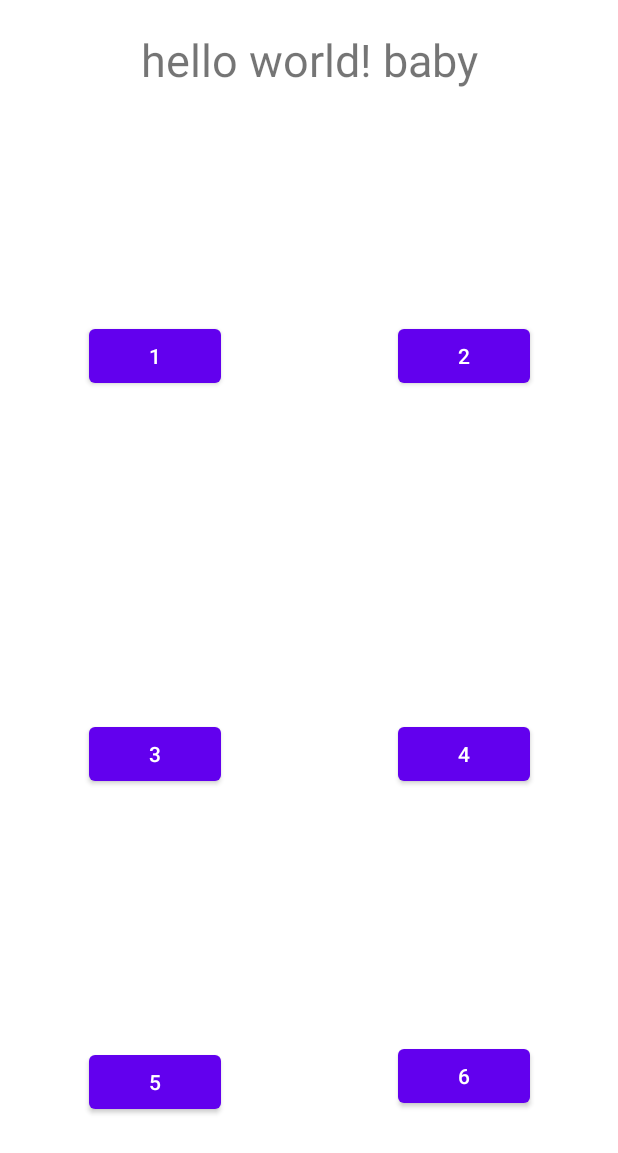
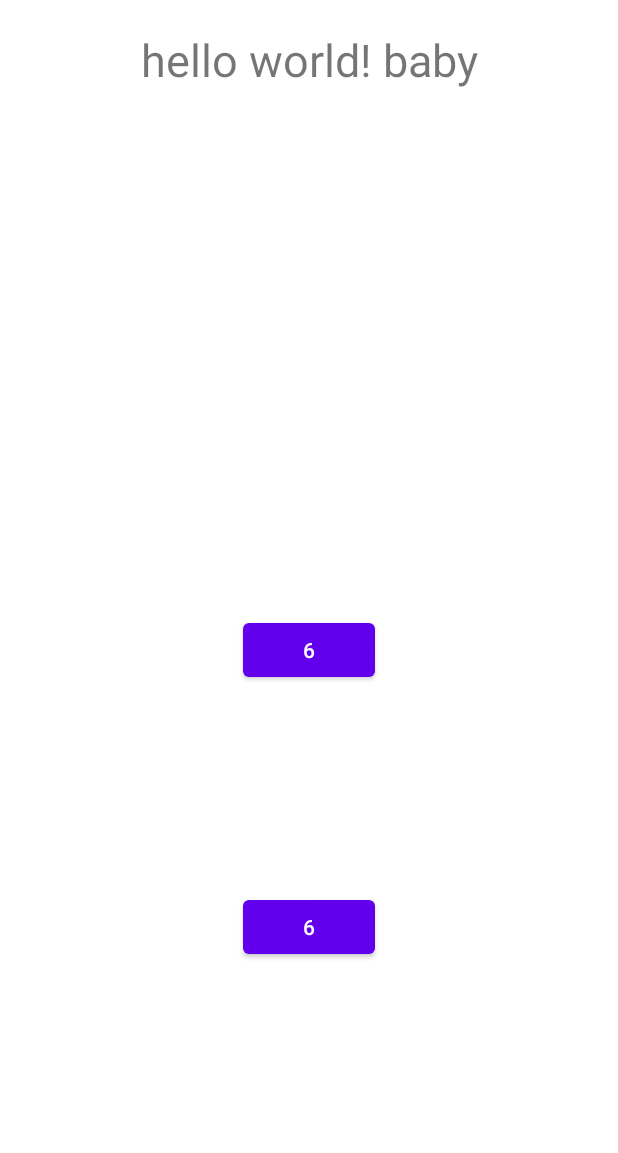
Before and after one commit to zhllm/android_news, an Android app: the layout activity_main.xml on its own in the app's theme, with its tools: preview values and no code run, on a phone screen of 412 x 824 dp. Shown: the top 1153 px of the screen. Run offline under Robolectric (Android 15) with nearby library versions, the phone set to English and light mode, and no system bars.

```diff
--- a/app/build.gradle
+++ b/app/build.gradle
@@ -36,4 +36,5 @@ dependencies {
     testImplementation 'junit:junit:4.+'
     androidTestImplementation 'androidx.test.ext:junit:1.1.1'
     androidTestImplementation 'androidx.test.espresso:espresso-core:3.2.0'
+    implementation 'androidx.lifecycle:lifecycle-extensions:2.2.0'
 }
--- a/app/src/main/java/com/beyourself/android_news/MainActivity.java
+++ b/app/src/main/java/com/beyourself/android_news/MainActivity.java
@@ -2,6 +2,7 @@ package com.beyourself.android_news;
 
 import androidx.annotation.NonNull;
 import androidx.appcompat.app.AppCompatActivity;
+import androidx.lifecycle.ViewModelProvider;
 
 import android.os.Bundle;
 import android.view.View;
@@ -9,29 +10,36 @@ import android.widget.Button;
 import android.widget.TextView;
 
 public class MainActivity extends AppCompatActivity {
-    Button button2;
+    MyViewModel myViewModel;
     TextView textView;
-    String Tag = "myLog";
+    Button button1, button2;
 
 
     @Override
     protected void onCreate(Bundle savedInstanceState) {
         super.onCreate(savedInstanceState);
         setContentView(R.layout.activity_main);
+
+        myViewModel =
+                new ViewModelProvider(this, new ViewModelProvider.NewInstanceFactory())
+                        .get(MyViewModel.class);
+
         textView = findViewById(R.id.textView);
-        button2 = findViewById(R.id.button2);
-
-        if (savedInstanceState != null) {
-            String value = savedInstanceState.getString("Key");
-            textView.setText(value);
-        }
-
-
-
+        button1 = findViewById(R.id.button);
+        button2 = findViewById(R.id.button6);
+        textView.setText(String.valueOf(myViewModel.number));
+        button1.setOnClickListener(new View.OnClickListener() {
+            @Override
+            public void onClick(View v) {
+                myViewModel.number ++;
+                textView.setText(String.valueOf(myViewModel.number));
+            }
+        });
         button2.setOnClickListener(new View.OnClickListener() {
             @Override
             public void onClick(View v) {
-                textView.setText(R.string.btn2);
+                myViewModel.number += 2;
+                textView.setText(String.valueOf(myViewModel.number));
             }
         });
     }
@@ -39,6 +47,5 @@ public class MainActivity extends AppCompatActivity {
     @Override
     protected void onSaveInstanceState(@NonNull Bundle outState) {
         super.onSaveInstanceState(outState);
-        outState.putString("Key", textView.getText().toString());
     }
 }
--- /dev/null
+++ b/app/src/main/java/com/beyourself/android_news/MyViewModel.java
@@ -0,0 +1,7 @@
+package com.beyourself.android_news;
+
+import androidx.lifecycle.ViewModel;
+
+public class MyViewModel extends ViewModel {
+    public int number = 0;
+}
--- a/app/src/main/res/layout-land/activity_main.xml
+++ b/app/src/main/res/layout-land/activity_main.xml
@@ -13,80 +13,29 @@
         android:orientation="horizontal"
         app:layout_constraintGuide_percent="0.48" />
 
-    <androidx.constraintlayout.widget.Guideline
-        android:id="@+id/guideline4"
+    <Button
+        android:id="@+id/button6"
         android:layout_width="wrap_content"
         android:layout_height="wrap_content"
-        android:orientation="horizontal"
-        app:layout_constraintGuide_percent="0.74" />
-
-    <androidx.constraintlayout.widget.Guideline
-        android:id="@+id/guideline9"
-        android:layout_width="wrap_content"
-        android:layout_height="wrap_content"
-        android:orientation="vertical"
-        app:layout_constraintGuide_percent="0.33" />
+        android:layout_marginBottom="36dp"
+        android:text="@string/btn6"
+        app:layout_constraintBottom_toBottomOf="parent"
+        app:layout_constraintEnd_toEndOf="parent"
+        app:layout_constraintStart_toStartOf="parent"
+        app:layout_constraintTop_toTopOf="@+id/guideline" />
 
     <Button
         android:id="@+id/button"
         android:layout_width="wrap_content"
         android:layout_height="wrap_content"
-        android:text="@string/btn1"
-        app:layout_constraintBottom_toTopOf="@+id/guideline3"
-        app:layout_constraintEnd_toStartOf="@+id/guideline9"
-        app:layout_constraintStart_toStartOf="parent"
-        app:layout_constraintTop_toTopOf="@+id/guideline" />
-
-    <Button
-        android:id="@+id/button2"
-        android:layout_width="wrap_content"
-        android:layout_height="wrap_content"
-        android:text="@string/btn2"
-        app:layout_constraintBottom_toTopOf="@+id/guideline3"
-        app:layout_constraintEnd_toEndOf="parent"
-        app:layout_constraintStart_toStartOf="@+id/guideline2"
-        app:layout_constraintTop_toTopOf="@+id/guideline" />
-
-    <Button
-        android:id="@+id/button3"
-        android:layout_width="wrap_content"
-        android:layout_height="wrap_content"
-        android:text="@string/btn3"
-        app:layout_constraintBottom_toTopOf="@+id/guideline4"
-        app:layout_constraintEnd_toStartOf="@+id/guideline9"
-        app:layout_constraintStart_toStartOf="parent"
-        app:layout_constraintTop_toTopOf="@+id/guideline3" />
-
-    <Button
-        android:id="@+id/button4"
-        android:layout_width="wrap_content"
-        android:layout_height="wrap_content"
-        android:text="@string/btn4"
-        app:layout_constraintBottom_toTopOf="@+id/guideline4"
-        app:layout_constraintEnd_toEndOf="parent"
-        app:layout_constraintStart_toStartOf="@+id/guideline2"
-        app:layout_constraintTop_toTopOf="@+id/guideline3" />
-
-    <Button
-        android:id="@+id/button5"
-        android:layout_width="wrap_content"
-        android:layout_height="wrap_content"
-        android:layout_marginTop="8dp"
-        android:text="@string/btn5"
-        app:layout_constraintBottom_toBottomOf="parent"
-        app:layout_constraintEnd_toStartOf="@+id/guideline9"
-        app:layout_constraintStart_toStartOf="parent"
-        app:layout_constraintTop_toTopOf="@+id/guideline4" />
-
-    <Button
-        android:id="@+id/button6"
-        android:layout_width="wrap_content"
-        android:layout_height="wrap_content"
+        android:layout_marginBottom="36dp"
         android:text="@string/btn6"
         app:layout_constraintBottom_toBottomOf="parent"
         app:layout_constraintEnd_toEndOf="parent"
-        app:layout_constraintStart_toStartOf="@+id/guideline2"
-        app:layout_constraintTop_toTopOf="@+id/guideline4" />
+        app:layout_constraintHorizontal_bias="0.501"
+        app:layout_constraintStart_toStartOf="parent"
+        app:layout_constraintTop_toTopOf="@+id/guideline"
+        app:layout_constraintVertical_bias="0.779" />
 
     <androidx.constraintlayout.widget.Guideline
         android:id="@+id/guideline"
@@ -106,41 +55,4 @@
         app:layout_constraintStart_toStartOf="parent"
         app:layout_constraintTop_toTopOf="parent" />
 
-    <androidx.constraintlayout.widget.Guideline
-        android:id="@+id/guideline2"
-        android:layout_width="wrap_content"
-        android:layout_height="wrap_content"
-        android:orientation="vertical"
-        app:layout_constraintGuide_percent="0.66" />
-
-    <Button
-        android:id="@+id/button7"
-        android:layout_width="wrap_content"
-        android:layout_height="wrap_content"
-        android:text="@string/btn7"
-        app:layout_constraintBottom_toTopOf="@+id/guideline3"
-        app:layout_constraintEnd_toStartOf="@+id/guideline2"
-        app:layout_constraintStart_toStartOf="@+id/guideline9"
-        app:layout_constraintTop_toTopOf="@+id/guideline" />
-
-    <Button
-        android:id="@+id/button8"
-        android:layout_width="wrap_content"
-        android:layout_height="wrap_content"
-        android:text="@string/btn8"
-        app:layout_constraintBottom_toTopOf="@+id/guideline4"
-        app:layout_constraintEnd_toStartOf="@+id/guideline2"
-        app:layout_constraintStart_toStartOf="@+id/guideline9"
-        app:layout_constraintTop_toTopOf="@+id/guideline3" />
-
-    <Button
-        android:id="@+id/button9"
-        android:layout_width="wrap_content"
-        android:layout_height="wrap_content"
-        android:text="@string/btn9"
-        app:layout_constraintBottom_toBottomOf="parent"
-        app:layout_constraintEnd_toStartOf="@+id/guideline2"
-        app:layout_constraintStart_toStartOf="@+id/guideline9"
-        app:layout_constraintTop_toTopOf="@+id/guideline4" />
-
 </androidx.constraintlayout.widget.ConstraintLayout>
--- a/app/src/main/res/layout/activity_main.xml
+++ b/app/src/main/res/layout/activity_main.xml
@@ -13,80 +13,29 @@
         android:orientation="horizontal"
         app:layout_constraintGuide_percent="0.48" />
 
-    <androidx.constraintlayout.widget.Guideline
-        android:id="@+id/guideline4"
+    <Button
+        android:id="@+id/button6"
         android:layout_width="wrap_content"
         android:layout_height="wrap_content"
-        android:orientation="horizontal"
-        app:layout_constraintGuide_percent="0.74" />
-
-    <androidx.constraintlayout.widget.Guideline
-        android:id="@+id/guideline9"
-        android:layout_width="wrap_content"
-        android:layout_height="wrap_content"
-        android:orientation="vertical"
-        app:layout_constraintGuide_percent="0.5" />
+        android:layout_marginBottom="36dp"
+        android:text="@string/btn6"
+        app:layout_constraintBottom_toBottomOf="parent"
+        app:layout_constraintEnd_toEndOf="parent"
+        app:layout_constraintStart_toStartOf="parent"
+        app:layout_constraintTop_toTopOf="@+id/guideline" />
 
     <Button
         android:id="@+id/button"
         android:layout_width="wrap_content"
         android:layout_height="wrap_content"
-        android:text="@string/btn1"
-        app:layout_constraintBottom_toTopOf="@+id/guideline3"
-        app:layout_constraintEnd_toStartOf="@+id/guideline9"
-        app:layout_constraintStart_toStartOf="parent"
-        app:layout_constraintTop_toTopOf="@+id/guideline" />
-
-    <Button
-        android:id="@+id/button2"
-        android:layout_width="wrap_content"
-        android:layout_height="wrap_content"
-        android:text="@string/btn2"
-        app:layout_constraintBottom_toTopOf="@+id/guideline3"
-        app:layout_constraintEnd_toEndOf="parent"
-        app:layout_constraintStart_toStartOf="@+id/guideline9"
-        app:layout_constraintTop_toTopOf="@+id/guideline" />
-
-    <Button
-        android:id="@+id/button3"
-        android:layout_width="wrap_content"
-        android:layout_height="wrap_content"
-        android:text="@string/btn3"
-        app:layout_constraintBottom_toTopOf="@+id/guideline4"
-        app:layout_constraintEnd_toStartOf="@+id/guideline9"
-        app:layout_constraintStart_toStartOf="parent"
-        app:layout_constraintTop_toTopOf="@+id/guideline3" />
-
-    <Button
-        android:id="@+id/button4"
-        android:layout_width="wrap_content"
-        android:layout_height="wrap_content"
-        android:text="@string/btn4"
-        app:layout_constraintBottom_toTopOf="@+id/guideline4"
-        app:layout_constraintEnd_toEndOf="parent"
-        app:layout_constraintStart_toStartOf="@+id/guideline9"
-        app:layout_constraintTop_toTopOf="@+id/guideline3" />
-
-    <Button
-        android:id="@+id/button5"
-        android:layout_width="wrap_content"
-        android:layout_height="wrap_content"
-        android:layout_marginTop="8dp"
-        android:text="@string/btn5"
-        app:layout_constraintBottom_toBottomOf="parent"
-        app:layout_constraintEnd_toStartOf="@+id/guideline9"
-        app:layout_constraintStart_toStartOf="parent"
-        app:layout_constraintTop_toTopOf="@+id/guideline4" />
-
-    <Button
-        android:id="@+id/button6"
-        android:layout_width="wrap_content"
-        android:layout_height="wrap_content"
+        android:layout_marginBottom="36dp"
         android:text="@string/btn6"
         app:layout_constraintBottom_toBottomOf="parent"
         app:layout_constraintEnd_toEndOf="parent"
-        app:layout_constraintStart_toStartOf="@+id/guideline9"
-        app:layout_constraintTop_toTopOf="@+id/guideline4" />
+        app:layout_constraintHorizontal_bias="0.501"
+        app:layout_constraintStart_toStartOf="parent"
+        app:layout_constraintTop_toTopOf="@+id/guideline"
+        app:layout_constraintVertical_bias="0.779" />
 
     <androidx.constraintlayout.widget.Guideline
         android:id="@+id/guideline"
```
